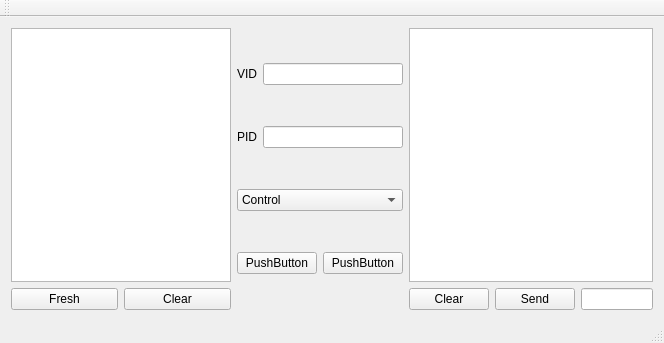
blackmiaool/Qt_USB_Class, file MUSB/musb.ui: the form before one commit.
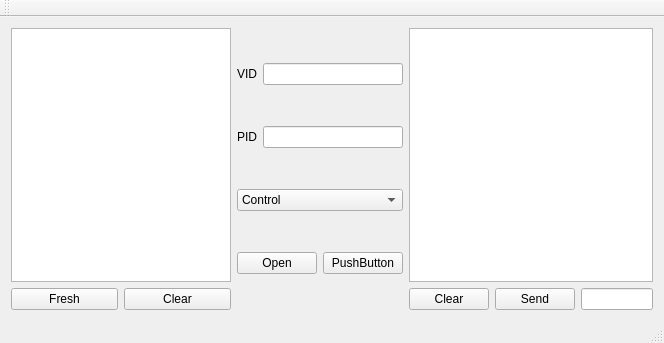
The form after the commit.

Commit message: add open/close

What changed in the file:
```diff
--- a/MUSB/musb.ui
+++ b/MUSB/musb.ui
@@ -99,7 +99,7 @@
         <item>
          <widget class="QPushButton" name="pushButton_3">
           <property name="text">
-           <string>PushButton</string>
+           <string>Open</string>
           </property>
          </widget>
         </item>
```
The commit also changes 7 other files.
